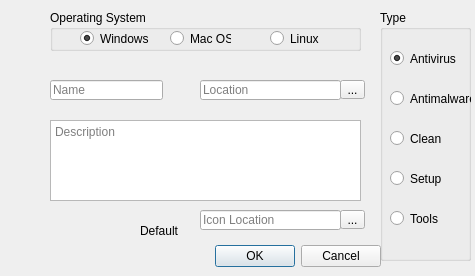
Before: the Qt Designer form diaAddProg.ui in JohnClark1337/Arcadia6, drawn with Qt 5.
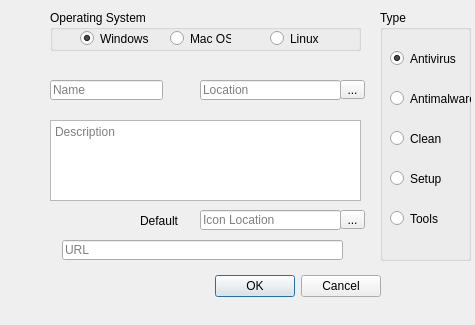
After: the same form once the commit is applied. Icons and pictures are not drawn.

```diff
--- a/diaAddProg.ui
+++ b/diaAddProg.ui
@@ -7,7 +7,7 @@
     <x>0</x>
     <y>0</y>
     <width>475</width>
-    <height>276</height>
+    <height>325</height>
    </rect>
   </property>
   <property name="windowTitle">
@@ -21,7 +21,7 @@
    <property name="geometry">
     <rect>
      <x>40</x>
-     <y>240</y>
+     <y>270</y>
      <width>341</width>
      <height>32</height>
     </rect>
@@ -121,7 +121,7 @@
    <property name="geometry">
     <rect>
      <x>140</x>
-     <y>210</y>
+     <y>200</y>
      <width>41</width>
      <height>41</height>
     </rect>
@@ -266,6 +266,19 @@
     </property>
    </widget>
   </widget>
+  <widget class="QLineEdit" name="tbxURL">
+   <property name="geometry">
+    <rect>
+     <x>62</x>
+     <y>240</y>
+     <width>281</width>
+     <height>20</height>
+    </rect>
+   </property>
+   <property name="placeholderText">
+    <string>URL</string>
+   </property>
+  </widget>
  </widget>
  <resources/>
  <connections>
```
